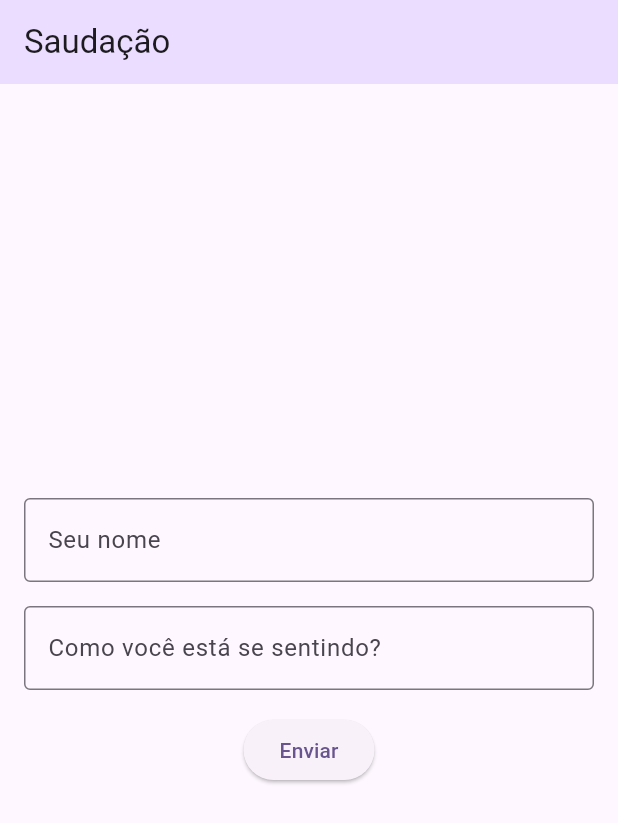
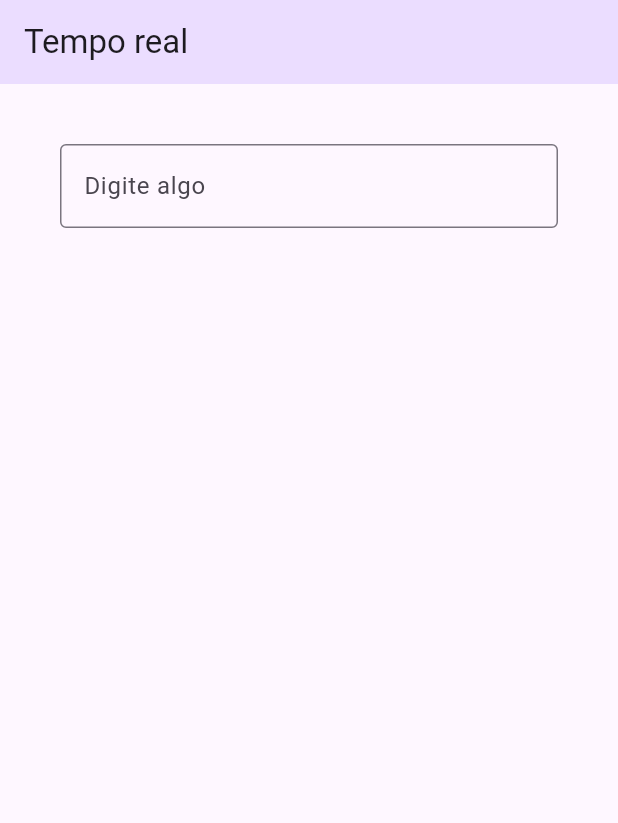
Before and after one commit to ifbruna/ProjetosFlutter, a Flutter app: the screen it shows after launch, on a phone screen of 412 x 824 dp. Shown: the top 823 px of the screen. Run offline on Flutter 3.47's test engine with Material 3 defaults, Android fonts, the phone set to English and light mode, and no system bars.

Commit message:
Aula2505

```diff
--- /dev/null
+++ b/projeto_aula07_turma_b/lib/exercicio4/exerciciotres.dart
@@ -0,0 +1,45 @@
+import 'package:flutter/material.dart';
+
+class Exerciciotres extends StatelessWidget {
+  const Exerciciotres({super.key});
+
+  @override
+  Widget build(BuildContext context) {
+    return const Padding(
+      padding: EdgeInsetsGeometry.all(40),
+      child: Realtime(),
+    );
+  }
+}
+
+class Realtime extends StatefulWidget {
+  const Realtime({super.key});
+
+  @override
+  State<Realtime> createState() => _RealtimeState();
+}
+
+class _RealtimeState extends State<Realtime> {
+  String texto = "";
+
+  @override
+  Widget build(BuildContext context) {
+    return Column(
+      children: [
+        TextField(
+          onChanged: (value) {
+            setState(() {
+              texto = value;
+            });
+          },
+          decoration: const InputDecoration(
+            border: OutlineInputBorder(),
+            labelText: 'Digite algo',
+          ),
+        ),
+        const SizedBox(height: 20),
+        Text(texto, style: const TextStyle(fontSize: 30)),
+      ],
+    );
+  }
+}
--- a/projeto_aula07_turma_b/lib/main.dart
+++ b/projeto_aula07_turma_b/lib/main.dart
@@ -1,5 +1,5 @@
 import 'package:flutter/material.dart';
-import 'package:projeto_aula07_turma_b/views/exerciciodois.dart';
+import 'package:projeto_aula07_turma_b/views/exerciciotres.dart';
 
 void main() {
   runApp(const MyApp());
@@ -13,7 +13,7 @@
     return MaterialApp(
       title: 'Stateless Widget',
       theme: ThemeData(colorScheme: .fromSeed(seedColor: Colors.deepPurple)),
-      home: const Exerciciodois(),
+      home: const Exerciciotres(),
     );
   }
 }
--- a/projeto_aula07_turma_b/lib/views/exerciciodois.dart
+++ b/projeto_aula07_turma_b/lib/views/exerciciodois.dart
@@ -32,7 +32,8 @@
 
   @override
   Widget build(BuildContext context) {
-    return Form(
+    return SingleChildScrollView(
+      child: Form(
         key: formKey,
         child: Column(
           mainAxisSize: MainAxisSize.min,
@@ -96,6 +97,7 @@
             ),
           ],
         ),
+      ),
     );
   }
 }
--- /dev/null
+++ b/projeto_aula07_turma_b/lib/views/exerciciotres.dart
@@ -0,0 +1,51 @@
+import 'package:flutter/material.dart';
+
+class Exerciciotres extends StatelessWidget {
+  const Exerciciotres({super.key});
+
+  @override
+  Widget build(BuildContext context) {
+    return Scaffold(
+      appBar: AppBar(
+        title: const Text('Tempo real'),
+        backgroundColor: Theme.of(context).colorScheme.primaryContainer,
+      ),
+      body: const Padding(
+        padding: EdgeInsetsGeometry.all(40),
+        child: Realtime(),
+      ),
+    );
+  }
+}
+
+class Realtime extends StatefulWidget {
+  const Realtime({super.key});
+
+  @override
+  State<Realtime> createState() => _RealtimeState();
+}
+
+class _RealtimeState extends State<Realtime> {
+  String texto = "";
+
+  @override
+  Widget build(BuildContext context) {
+    return Column(
+      children: [
+        TextField(
+          onChanged: (value) {
+            setState(() {
+              texto = value;
+            });
+          },
+          decoration: const InputDecoration(
+            border: OutlineInputBorder(),
+            labelText: 'Digite algo',
+          ),
+        ),
+        const SizedBox(height: 20),
+        Text(texto, style: const TextStyle(fontSize: 30)),
+      ],
+    );
+  }
+}
```
Also changed, not shown: projeto_aula07_turma_b/lib/exercicio4/exerciciodois.dart (added, +95 -0 lines), projeto_aula07_turma_b/lib/exercicio4/exercicioquatro.dart (added, +15 -0 lines), projeto_aula07_turma_b/lib/exercicio4/exercicioum.dart (added, +64 -0 lines), projeto_aula07_turma_b/lib/views/exercicioum.dart (+4 -7 lines). Lines whose indentation alone changed are shown as unchanged.
